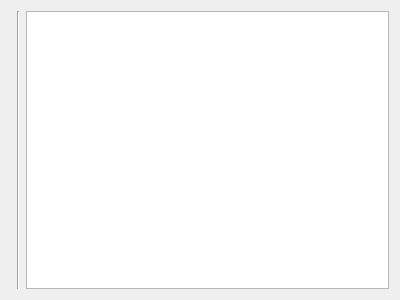
owensss/cminus, file UI/TextEditor.ui: the form before one commit.
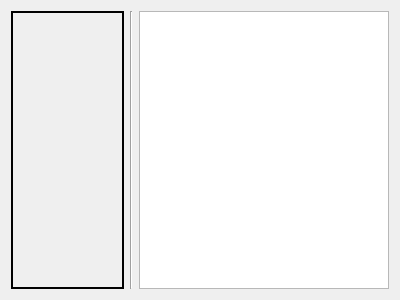
The form after the commit.

Commit message: [dev] add file list

```diff
--- a/UI/TextEditor.ui
+++ b/UI/TextEditor.ui
@@ -15,7 +15,35 @@
   </property>
   <layout class="QHBoxLayout" name="horizontalLayout">
    <item>
-    <widget class="QWidget" name="widget" native="true"/>
+    <widget class="QListView" name="listFile">
+     <property name="maximumSize">
+      <size>
+       <width>120</width>
+       <height>16777215</height>
+      </size>
+     </property>
+     <property name="styleSheet">
+      <string notr="true">background-color :rgb(239, 239, 239)</string>
+     </property>
+     <property name="frameShape">
+      <enum>QFrame::WinPanel</enum>
+     </property>
+     <property name="frameShadow">
+      <enum>QFrame::Plain</enum>
+     </property>
+     <property name="verticalScrollBarPolicy">
+      <enum>Qt::ScrollBarAsNeeded</enum>
+     </property>
+     <property name="movement">
+      <enum>QListView::Static</enum>
+     </property>
+     <property name="layoutMode">
+      <enum>QListView::SinglePass</enum>
+     </property>
+     <property name="spacing">
+      <number>1</number>
+     </property>
+    </widget>
    </item>
    <item>
     <widget class="Line" name="line">
```
The commit also changes 7 other files.
